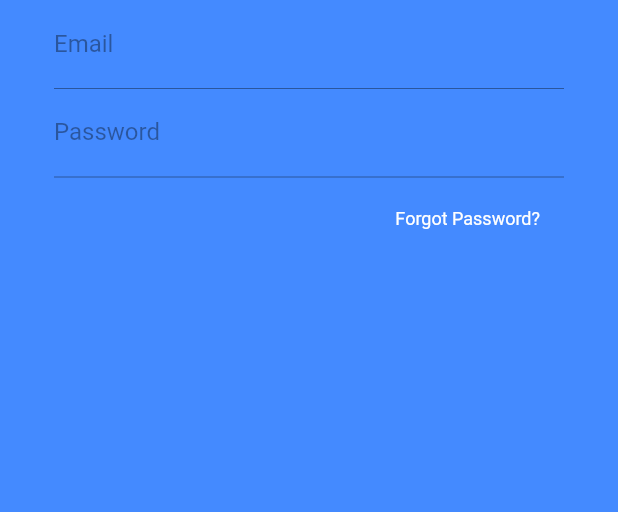
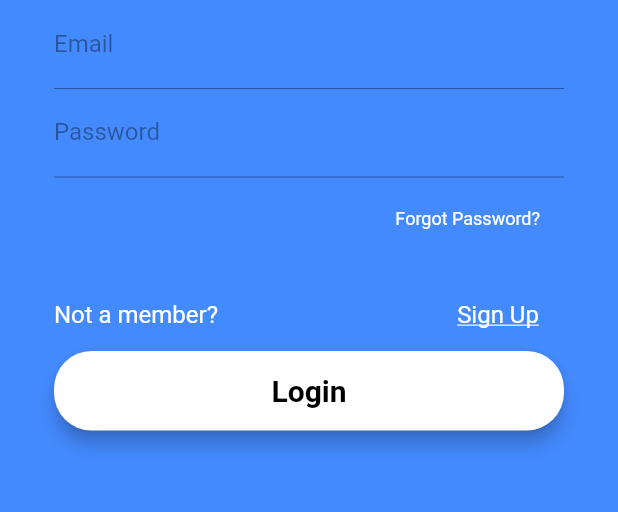
Before and after one commit to ArchishmanSengupta/Coding-Kites-QuizApp, a Flutter app: the screen it shows after launch, after a tap on "Login", on a phone screen of 412 x 824 dp, the part 363-875 px from its top. Run offline on Flutter 3.47's test engine with Material 2 defaults, Android fonts, the light colour scheme and no system bars.

Commit message:
login ui

```diff
--- a/lib/views/login_page.dart
+++ b/lib/views/login_page.dart
@@ -92,6 +92,62 @@ class _loginViewState extends State<loginPage> {
           ],
         )
       );
+
+      final bottom=Column(
+        mainAxisAlignment: MainAxisAlignment.start,
+        crossAxisAlignment: CrossAxisAlignment.start,
+        children : <Widget> [
+          Padding(
+            padding: EdgeInsets.all(8.0),
+            ),
+            Row(
+              mainAxisAlignment: MainAxisAlignment.spaceBetween,
+              children : <Widget> [
+                Text("Not a member?",
+              style: Theme.of(context).textTheme.subtitle1.copyWith(
+                color: Colors.white,
+              ),
+              ),
+              MaterialButton(
+                child: Text("Sign Up",
+                style: Theme.of(context).textTheme.subtitle1.copyWith(
+                  color: Colors.white,
+                  decoration:TextDecoration.underline,
+                  ),
+                  ),
+              ),
+              ],
+
+            )
+
+        ],
+      );
+
+      final loginButton= Material(
+        elevation: 5.0,
+        borderRadius: BorderRadius.circular(25.0),
+        color: Colors.white,
+        //for round shape
+        child: MaterialButton(
+          minWidth: mq.size.width /1.2, // this will take up the width 1.2x
+          padding: EdgeInsets.fromLTRB(10.0, 15.0,10.0,15.0),
+          child: Text("Login",
+          style:  TextStyle(
+            fontSize: 20.0,
+            color: Colors.black,
+            fontWeight: FontWeight.bold,
+
+            ),
+            ),
+            onPressed: (){
+              // TODO;
+            },
+        ),
+      );
+
+
+
+
     return Scaffold(
       backgroundColor: Colors.blueAccent,
       body:
@@ -105,7 +161,8 @@ class _loginViewState extends State<loginPage> {
               logo,
               emailField,
               passwordField,
-              // bottom,
+              bottom,
+              loginButton,
 
             ],
 
```
